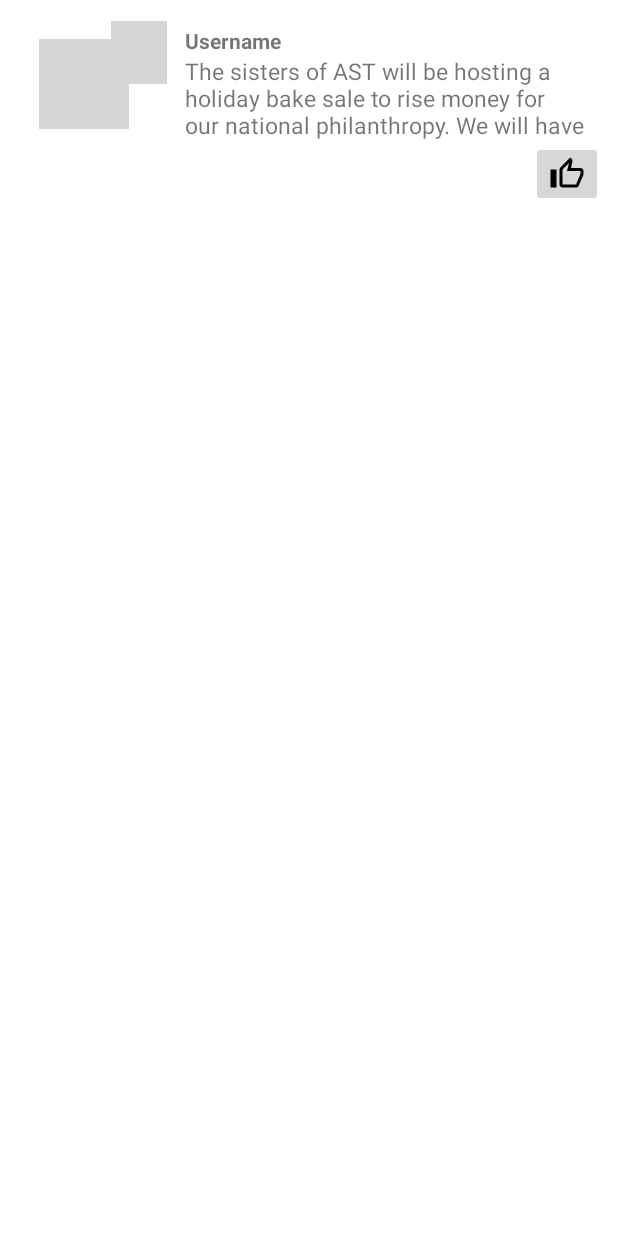
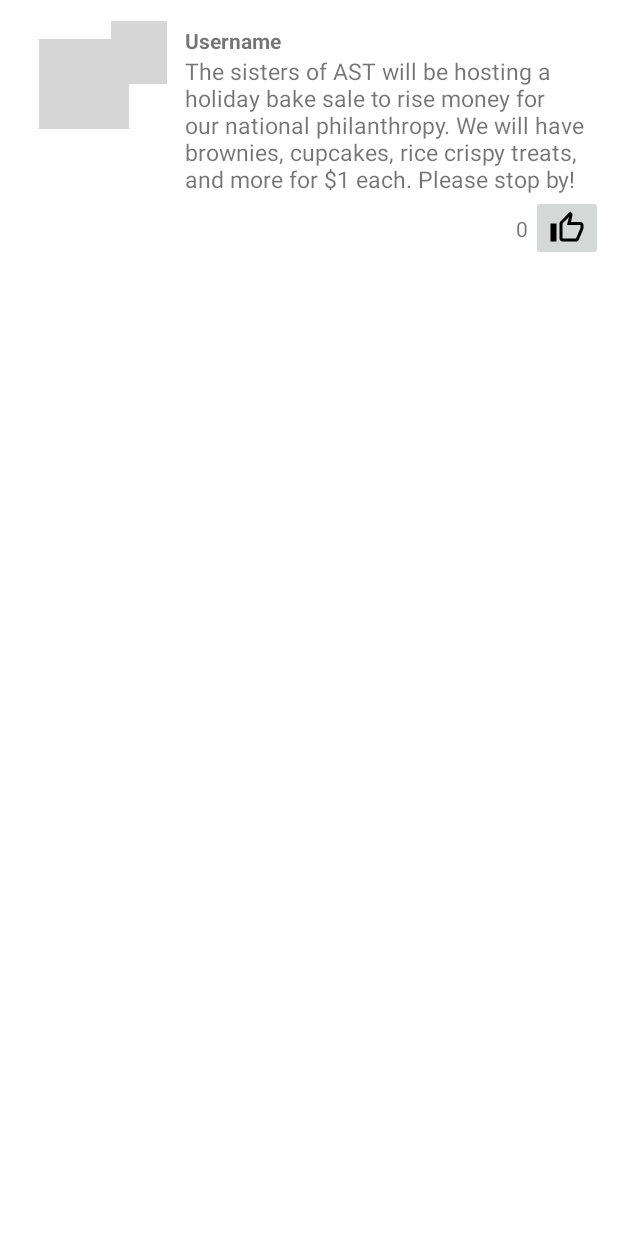
Before and after one commit to Bohbah/AndroidProject, an Android app: the layout item_post.xml on its own in the app's theme, with its tools: preview values and no code run, on a phone screen of 412 x 824 dp. Run offline under Robolectric (Android 15) with nearby library versions, the phone set to English and light mode, and no system bars; grey boxes are pictures that could not be loaded.

Commit message:
Like Counter in xml + minor adjustment to post formatting

```diff
--- a/app/src/main/res/layout/item_post.xml
+++ b/app/src/main/res/layout/item_post.xml
@@ -43,7 +43,7 @@
         android:layout_width="wrap_content"
         android:layout_height="wrap_content"
         android:layout_marginStart="12dp"
-        android:maxLines="3"
+        android:maxLines="5"
         android:textSize="15sp"
         app:layout_constrainedWidth="true"
         app:layout_constraintEnd_toEndOf="parent"
@@ -59,6 +59,18 @@
         app:layout_constraintBottom_toBottomOf="parent"
         app:layout_constraintEnd_toEndOf="parent"
         app:layout_constraintTop_toBottomOf="@+id/tvDescription"
+        app:layout_constraintVertical_bias="0.0"
         app:srcCompat="@drawable/ic_outline_thumb_up_24" />
 
+    <TextView
+        android:id="@+id/tvCount"
+        android:layout_width="wrap_content"
+        android:layout_height="wrap_content"
+        android:layout_marginEnd="2dp"
+        android:text="TextView"
+        app:layout_constraintBottom_toBottomOf="parent"
+        app:layout_constraintEnd_toStartOf="@+id/ibLike"
+        app:layout_constraintTop_toBottomOf="@+id/tvDescription"
+        tools:text="0" />
+
 </androidx.constraintlayout.widget.ConstraintLayout>
```
